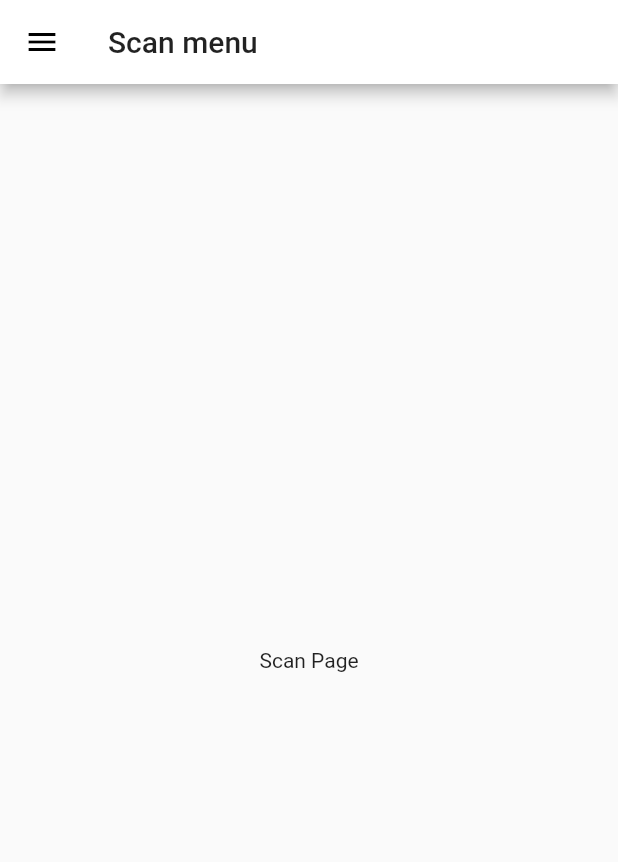
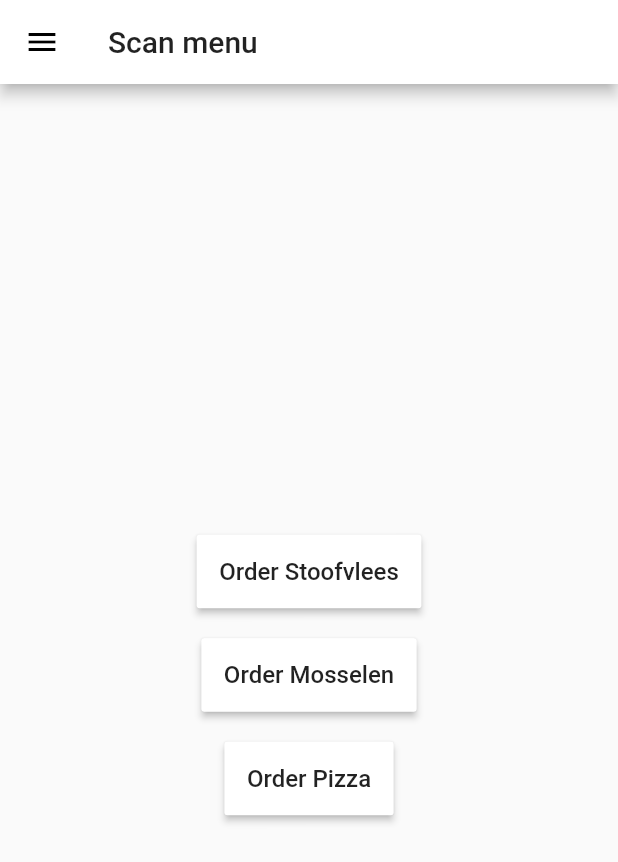
Before and after one commit to WoutRenkin/flutter-app, a Flutter app: the ScanPage screen opened directly, on a phone screen of 412 x 824 dp. Shown: the top 862 px of the screen. Run offline on Flutter 3.47's test engine with Material 2 defaults, Android fonts, the phone set to English and light mode, and no system bars.

Commit message:
changes to json-server + order meal page

```diff
--- a/lib/models/meal.dart
+++ b/lib/models/meal.dart
@@ -1,5 +1,5 @@
 class Meal {
-  int mealID;
+  int id;
   String name;
   String description;
   String picture;
@@ -12,7 +12,7 @@ class Meal {
   bool fish;
 
   Meal({
-    this.mealID,
+    this.id,
     this.name,
     this.description,
     this.picture,
@@ -27,7 +27,7 @@ class Meal {
 
   factory Meal.fromJson(Map<String, dynamic> json) {
     return Meal(
-      mealID: json['meal_id'],
+      id: json['id'],
       name: json['name'],
       description: json['description'],
       picture: json['picture'],
--- a/lib/models/order.dart
+++ b/lib/models/order.dart
@@ -1,14 +1,14 @@
 class Order {
-  int orderID;
+  int id;
   int mealID;
   int amount;
   int table;
 
-  Order({this.orderID, this.mealID, this.amount, this.table});
+  Order({this.id, this.mealID, this.amount, this.table});
 
   factory Order.fromJson(Map<String, dynamic> json) {
     return Order(
-      orderID: json['order_id'],
+      id: json['id'],
       mealID: json['meal_id'],
       amount: json['amount'],
       table: json['table'],
--- a/lib/pages/scan.dart
+++ b/lib/pages/scan.dart
@@ -1,13 +1,63 @@
 import 'package:flutter/material.dart';
+import 'package:foodform/pages/order_item.dart';
 import 'package:foodform/widgets/navigation.dart';
 
 class ScanPage extends StatelessWidget {
   @override
   Widget build(BuildContext context) {
     return Scaffold(
-      appBar: AppBar(title: Text("Scan menu")),
-      drawer: NavigationDrawer(),
-      body: Center(child: Text('Scan Page')),
-    );
+        appBar: AppBar(title: Text("Scan menu")),
+        drawer: NavigationDrawer(),
+        body: Center(
+          child: Column(
+            mainAxisAlignment: MainAxisAlignment.center,
+            crossAxisAlignment: CrossAxisAlignment.center,
+            children: <Widget>[
+              Container(
+                margin: const EdgeInsets.only(top: 20.0),
+                child: RaisedButton(
+                  color: Colors.white,
+                  padding: const EdgeInsets.all(15.0),
+                  onPressed: () {
+                    Navigator.push(
+                      context,
+                      MaterialPageRoute(builder: (context) => OrderItemPage(1)),
+                    );
+                  },
+                  child:
+                      Text('Order Stoofvlees', style: TextStyle(fontSize: 16)),
+                ),
+              ),
+              Container(
+                margin: const EdgeInsets.only(top: 20.0),
+                child: RaisedButton(
+                  color: Colors.white,
+                  padding: const EdgeInsets.all(15.0),
+                  onPressed: () {
+                    Navigator.push(
+                      context,
+                      MaterialPageRoute(builder: (context) => OrderItemPage(2)),
+                    );
+                  },
+                  child: Text('Order Mosselen', style: TextStyle(fontSize: 16)),
+                ),
+              ),
+              Container(
+                margin: const EdgeInsets.only(top: 20.0),
+                child: RaisedButton(
+                  color: Colors.white,
+                  padding: const EdgeInsets.all(15.0),
+                  onPressed: () {
+                    Navigator.push(
+                      context,
+                      MaterialPageRoute(builder: (context) => OrderItemPage(3)),
+                    );
+                  },
+                  child: Text('Order Pizza', style: TextStyle(fontSize: 16)),
+                ),
+              ),
+            ],
+          ),
+        ));
   }
 }
```
Also changed, not shown: json-server-local/db.json (+7 -7 lines), lib/api/foodform_api.dart (+10 -1 lines), lib/main.dart (+0 -85 lines), lib/pages/order_item.dart (+124 -0 lines).
